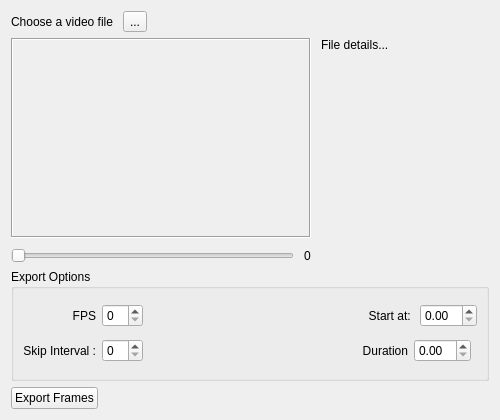
First picture: the form in animationimporter/animatorWidget.ui, repository scottpetrovic/animator-video-reference, before the edit.
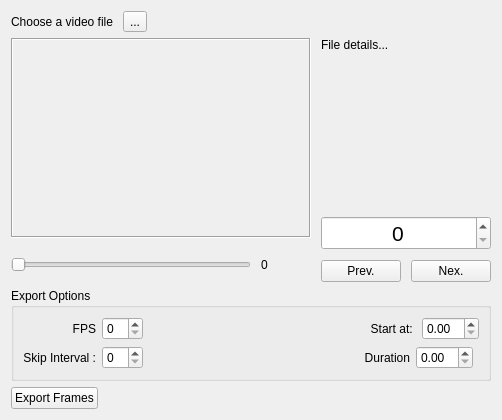
Second picture: the form after the edit.

Commit message: hook up frame stepping to go forward and backwards

The edit to the form file:
```diff
--- a/animationimporter/animatorWidget.ui
+++ b/animationimporter/animatorWidget.ui
@@ -6,14 +6,14 @@
    <rect>
     <x>0</x>
     <y>0</y>
-    <width>500</width>
+    <width>502</width>
     <height>420</height>
    </rect>
   </property>
   <property name="windowTitle">
    <string>Import Video for Animation Reference</string>
   </property>
-  <layout class="QVBoxLayout" name="verticalLayout_2">
+  <layout class="QVBoxLayout" name="verticalLayout_3">
    <item>
     <layout class="QHBoxLayout" name="horizontalLayout">
      <property name="spacing">
@@ -93,6 +93,9 @@
              <verstretch>0</verstretch>
             </sizepolicy>
            </property>
+           <property name="maximum">
+            <number>1</number>
+           </property>
            <property name="orientation">
             <enum>Qt::Horizontal</enum>
            </property>
@@ -106,6 +109,18 @@
              <verstretch>0</verstretch>
             </sizepolicy>
            </property>
+           <property name="minimumSize">
+            <size>
+             <width>50</width>
+             <height>0</height>
+            </size>
+           </property>
+           <property name="maximumSize">
+            <size>
+             <width>16777215</width>
+             <height>50</height>
+            </size>
+           </property>
            <property name="text">
             <string>0</string>
            </property>
@@ -116,6 +131,8 @@
       </layout>
      </item>
      <item>
+      <layout class="QVBoxLayout" name="verticalLayout_2">
+       <item>
       <widget class="QLabel" name="fileLoadedDetails">
        <property name="sizePolicy">
         <sizepolicy hsizetype="Expanding" vsizetype="Preferred">
@@ -139,6 +156,54 @@
         <bool>true</bool>
        </property>
       </widget>
+       </item>
+       <item>
+        <spacer name="verticalSpacer">
+         <property name="orientation">
+          <enum>Qt::Vertical</enum>
+         </property>
+         <property name="sizeHint" stdset="0">
+          <size>
+           <width>20</width>
+           <height>40</height>
+          </size>
+         </property>
+        </spacer>
+       </item>
+       <item>
+        <widget class="QSpinBox" name="currentFrameNumberInput">
+         <property name="font">
+          <font>
+           <pointsize>16</pointsize>
+          </font>
+         </property>
+         <property name="alignment">
+          <set>Qt::AlignCenter</set>
+         </property>
+         <property name="maximum">
+          <number>99999</number>
+         </property>
+        </widget>
+       </item>
+       <item>
+        <layout class="QHBoxLayout" name="horizontalLayout_5">
+         <item>
+          <widget class="QPushButton" name="prevFrameButton">
+           <property name="text">
+            <string>Prev.</string>
+           </property>
+          </widget>
+         </item>
+         <item>
+          <widget class="QPushButton" name="nextFrameButton">
+           <property name="text">
+            <string>Nex.</string>
+           </property>
+          </widget>
+         </item>
+        </layout>
+       </item>
+      </layout>
      </item>
     </layout>
    </item>
```
Lines whose indentation alone changed are shown as unchanged. The commit also changes 1 other file.
